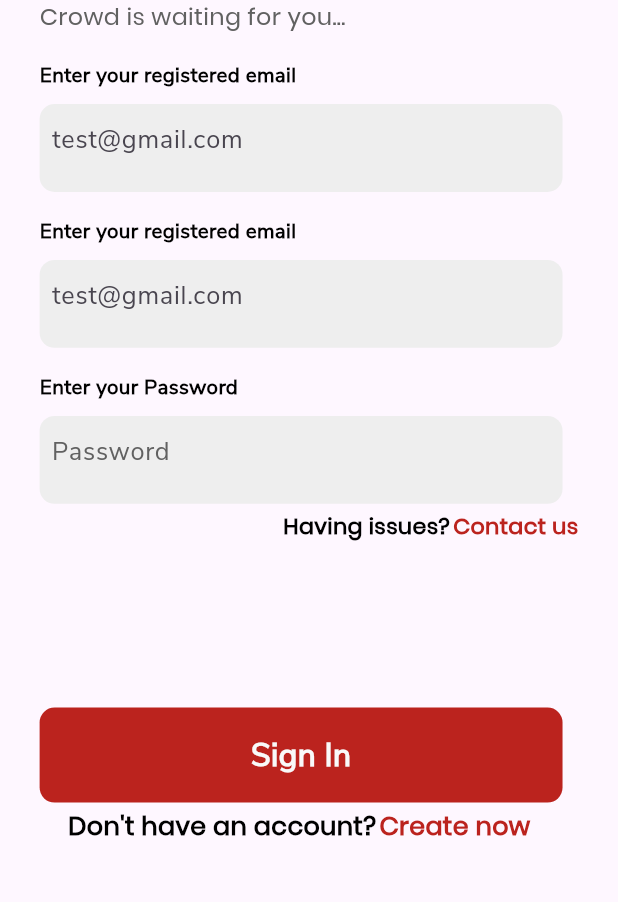
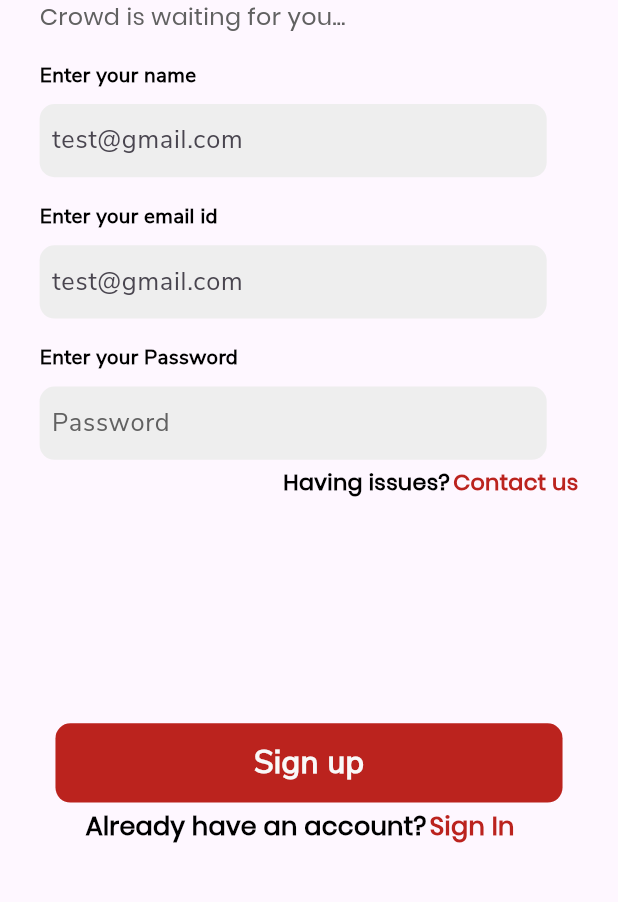
Before and after one commit to Prebooking/endUser_app, a Flutter app: the screen it shows after launch, on a phone screen of 412 x 824 dp, the part 311-1213 px from its top. Run offline on Flutter 3.47's test engine with Material 3 defaults, Android fonts, the phone set to English and light mode, and no system bars; our stand-ins replace convex_bottom_bar, flutter_carousel_widget, flutter_screenutil, get.

Commit message:
sign up complete

```diff
--- a/lib/screen/AuthenticationScreen/View/SignUpView.dart
+++ b/lib/screen/AuthenticationScreen/View/SignUpView.dart
@@ -33,7 +33,7 @@ class SignUpView extends StatelessWidget {
 
           TextLable.appTextPoppins("Crowd is waiting for you... ",size: 15.sp,fontWeight: FontWeight.w500,color:appColors.appTextGrey ),
         SizedBox(height: 18.h,),
-          TextLable.appText("Enter your registered email",size: 13.sp,fontWeight: FontWeight.w600,color:Colors.black ),
+          TextLable.appText("Enter your name",size: 13.sp,fontWeight: FontWeight.w600,color:Colors.black ),
           SizedBox(height: 9.h,)
            ,SizedBox(
                       width: 10.w,
@@ -41,8 +41,8 @@ class SignUpView extends StatelessWidget {
                     Container(
                        decoration: BoxDecoration(color: Colors.grey.shade200,borderRadius: BorderRadius.circular(10)),
                       padding: EdgeInsets.only(left: 8),
-                       width: 330.w,
-                      height: 60.h,
+                       width: 320.w,
+                      height: 50.h,
                       child: TextFormField(
                         maxLines: 1,
                         decoration: InputDecoration(
@@ -61,7 +61,7 @@ class SignUpView extends StatelessWidget {
                       ),
                     ),
                      SizedBox(height: 17.h,),
-                      TextLable.appText("Enter your registered email",size: 13.sp,fontWeight: FontWeight.w600,color:Colors.black ),
+                      TextLable.appText("Enter your email id",size: 13.sp,fontWeight: FontWeight.w600,color:Colors.black ),
           SizedBox(height: 9.h,)
            ,SizedBox(
                       width: 10.w,
@@ -69,8 +69,8 @@ class SignUpView extends StatelessWidget {
                     Container(
                        decoration: BoxDecoration(color: Colors.grey.shade200,borderRadius: BorderRadius.circular(10)),
                       padding: EdgeInsets.only(left: 8),
-                       width: 330.w,
-                      height: 60.h,
+                       width: 320.w,
+                      height: 50.h,
                       child: TextFormField(
                         maxLines: 1,
                         decoration: InputDecoration(
@@ -97,8 +97,8 @@ class SignUpView extends StatelessWidget {
                     Container(
                       decoration: BoxDecoration(color: Colors.grey.shade200,borderRadius: BorderRadius.circular(10)),
                       padding: EdgeInsets.only(left: 8),
-                      width: 330.w,
-                      height: 60.h,
+                      width: 320.w,
+                      height: 50.h,
                       child: TextField(
                         maxLines: 1,
                         decoration: InputDecoration(
@@ -120,21 +120,24 @@ class SignUpView extends StatelessWidget {
             ],
           ),
           Expanded(child: Container()),
-        Container(
-          width: 330.w,
-          height: 60.w,
+        Align(
           alignment: Alignment.center,
-          decoration: BoxDecoration(color: appColors.appPrimary,borderRadius: BorderRadius.circular(10)),
-        child:TextLable.appText("Sign In",size:20.sp,fontWeight: FontWeight.w700,color:appColors.screenBg ),
+          child: Container(
+            width: 320.w,
+            height: 50.w,
+            alignment: Alignment.center,
+            decoration: BoxDecoration(color: appColors.appPrimary,borderRadius: BorderRadius.circular(10)),
+          child:TextLable.appText("Sign up",size:20.sp,fontWeight: FontWeight.w700,color:appColors.screenBg ),
 
+          ),
         ),
        SizedBox(height: 4.h,),
            Padding(
-             padding:  EdgeInsets.only(left: 18.w,right: 18.w),
+             padding:  EdgeInsets.only(left: 29.w,right: 29.w),
              child: Row(
               children: [
-                TextLable.appTextPoppins("Don't have an account?",size: 16.sp,fontWeight: FontWeight.w600,color:Colors.black ),SizedBox(width: 2.w,),
-                 TextLable.appTextPoppins("Create now",size: 16.sp,fontWeight: FontWeight.w600,color: appColors.appPrimary),
+                TextLable.appTextPoppins("Already have an account?",size: 16.sp,fontWeight: FontWeight.w600,color:Colors.black ),SizedBox(width: 2.w,),
+                 TextLable.appTextPoppins("Sign In",size: 16.sp,fontWeight: FontWeight.w600,color: appColors.appPrimary),
 
               ],
                        ),
```
Also changed, not shown: lib/screen/AuthenticationScreen/View/SignInView.dart (+13 -10 lines).
